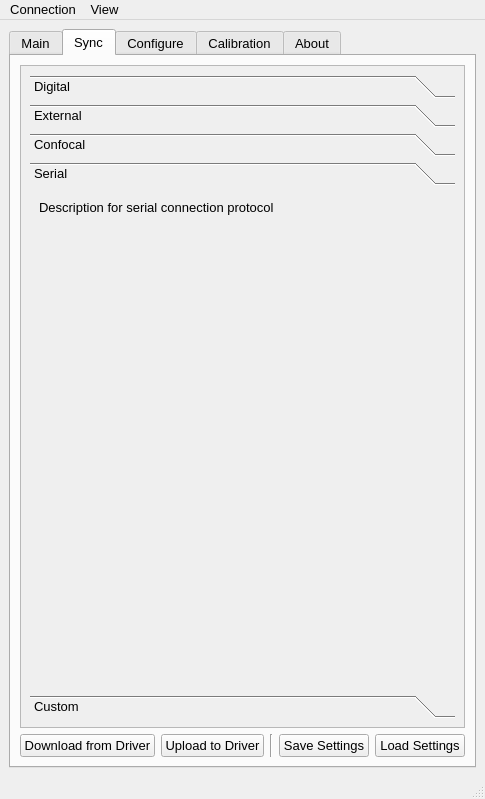
This is LedDriverGUI/resources/qt/QtDesigner_GUI.ui in berkeley-oz-vision/SixPrimaryProjector as Qt 5 draws it before an edit. The edited form follows.
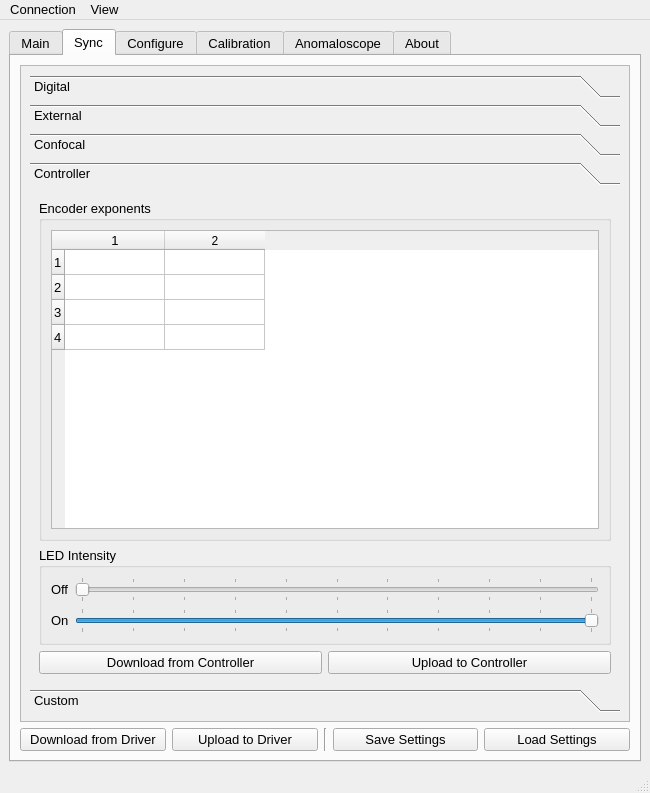
This is the edited form. The open tabs and pages were chosen to show the change.

Commit message: basic logic for an anomaloscope controller

The edit to the form file:
```diff
--- a/LedDriverGUI/resources/qt/QtDesigner_GUI.ui
+++ b/LedDriverGUI/resources/qt/QtDesigner_GUI.ui
@@ -9,8 +9,8 @@
    <rect>
     <x>0</x>
     <y>0</y>
-    <width>485</width>
-    <height>799</height>
+    <width>650</width>
+    <height>793</height>
    </rect>
   </property>
   <property name="minimumSize">
@@ -544,8 +544,8 @@
             <rect>
              <x>0</x>
              <y>0</y>
-             <width>441</width>
-             <height>659</height>
+             <width>606</width>
+             <height>653</height>
             </rect>
            </property>
            <layout class="QGridLayout" name="gridLayout_23">
@@ -3336,24 +3336,145 @@
                 <rect>
                  <x>0</x>
                  <y>0</y>
-                 <width>261</width>
-                 <height>35</height>
+                 <width>588</width>
+                 <height>480</height>
                 </rect>
                </property>
                <property name="toolTip">
                 <string>Stream LED intensity changes to driver over USB</string>
                </property>
                <attribute name="label">
-                <string>Serial</string>
+                <string>Controller</string>
                </attribute>
-               <layout class="QGridLayout" name="gridLayout_68">
-                <item row="0" column="0" alignment="Qt::AlignTop">
-                 <widget class="QLabel" name="sync_serial_label">
-                  <property name="toolTip">
-                   <string>Stream LED intensity changes to driver over USB</string>
+               <layout class="QGridLayout" name="gridLayout_67">
+                <item row="2" column="0" colspan="2">
+                 <widget class="QGroupBox" name="sync_controller_led_box">
+                  <property name="title">
+                   <string>LED Intensity</string>
                   </property>
+                  <layout class="QGridLayout" name="gridLayout_58" columnstretch="0,0">
+                   <item row="1" column="1">
+                    <widget class="QSlider" name="sync_controller_led_on_slider">
+                     <property name="maximum">
+                      <number>250</number>
+                     </property>
+                     <property name="pageStep">
+                      <number>1</number>
+                     </property>
+                     <property name="value">
+                      <number>250</number>
+                     </property>
+                     <property name="orientation">
+                      <enum>Qt::Horizontal</enum>
+                     </property>
+                     <property name="tickPosition">
+                      <enum>QSlider::TicksBothSides</enum>
+                     </property>
+                     <property name="tickInterval">
+                      <number>25</number>
+                     </property>
+                    </widget>
+                   </item>
+                   <item row="0" column="0">
+                    <widget class="QLabel" name="sync_controller_led_off_label">
+                     <property name="text">
+                      <string>Off</string>
+                     </property>
+                    </widget>
+                   </item>
+                   <item row="1" column="0">
+                    <widget class="QLabel" name="sync_controller_led_on_label">
+                     <property name="text">
+                      <string>On</string>
+                     </property>
+                    </widget>
+                   </item>
+                   <item row="0" column="1">
+                    <widget class="QSlider" name="sync_controller_led_off_slider">
+                     <property name="maximum">
+                      <number>250</number>
+                     </property>
+                     <property name="pageStep">
+                      <number>1</number>
+                     </property>
+                     <property name="orientation">
+                      <enum>Qt::Horizontal</enum>
+                     </property>
+                     <property name="tickPosition">
+                      <enum>QSlider::TicksBothSides</enum>
+                     </property>
+                     <property name="tickInterval">
+                      <number>25</number>
+                     </property>
+                    </widget>
+                   </item>
+                  </layout>
+                 </widget>
+                </item>
+                <item row="0" column="0" colspan="2">
+                 <widget class="QGroupBox" name="sync_controller_encoder_box">
+                  <property name="title">
+                   <string>Encoder exponents</string>
+                  </property>
+                  <layout class="QGridLayout" name="gridLayout_44">
+                   <item row="0" column="0">
+                    <widget class="QTableWidget" name="sync_controller_encoder_table">
+                     <property name="toolTip">
+                      <string>LED intensity sequence file</string>
+                     </property>
+                     <property name="rowCount">
+                      <number>4</number>
+                     </property>
+                     <property name="columnCount">
+                      <number>2</number>
+                     </property>
+                     <attribute name="horizontalHeaderStretchLastSection">
+                      <bool>false</bool>
+                     </attribute>
+                     <attribute name="verticalHeaderDefaultSectionSize">
+                      <number>25</number>
+                     </attribute>
+                     <attribute name="verticalHeaderStretchLastSection">
+                      <bool>false</bool>
+                     </attribute>
+                     <row/>
+                     <row/>
+                     <row/>
+                     <row/>
+                     <column>
+                      <property name="text">
+                       <string>1</string>
+                      </property>
+                      <property name="toolTip">
+                       <string>The LED channel # for each step.</string>
+                      </property>
+                      <property name="font">
+                       <font>
+                        <pointsize>10</pointsize>
+                       </font>
+                      </property>
+                     </column>
+                     <column>
+                      <property name="text">
+                       <string>2</string>
+                      </property>
+                     </column>
+                    </widget>
+                   </item>
+                  </layout>
+                 </widget>
+                </item>
+                <item row="3" column="0">
+                 <widget class="QPushButton" name="sync_controller_download_button">
                   <property name="text">
-                   <string>Description for serial connection protocol</string>
+                   <string>Download from Controller</string>
+                  </property>
+                 </widget>
+                </item>
+                <item row="3" column="1">
+                 <widget class="QPushButton" name="sync_controller_upload_button">
+                  <property name="text">
+                   <string>Upload to Controller</string>
                   </property>
                  </widget>
                 </item>
@@ -4763,6 +4884,23 @@
         </item>
        </layout>
       </widget>
+      <widget class="QWidget" name="anomaloscope_tab">
+       <attribute name="title">
+        <string>Anomaloscope</string>
+       </attribute>
+       <layout class="QGridLayout" name="gridLayout_46">
+        <item row="0" column="0">
+            <widget class="QPushButton" name="anomaloscope_start_button">
+            <property name="toolTip">
+                <string>Anomaloscope Matching Task</string>
+            </property>
+            <property name="text">
+                <string>Start Anomaloscope Matching Task</string>
+            </property>
+            </widget>
+        </item>
+       </layout>
+      </widget>
       <widget class="QWidget" name="about_tab">
        <attribute name="title">
         <string>About</string>
@@ -4786,7 +4924,7 @@
     <rect>
      <x>0</x>
      <y>0</y>
-     <width>485</width>
+     <width>650</width>
      <height>21</height>
     </rect>
    </property>
```
Left out of the diff: 535 changed lines with no effect on the pictures. The commit also changes 4 other files.
